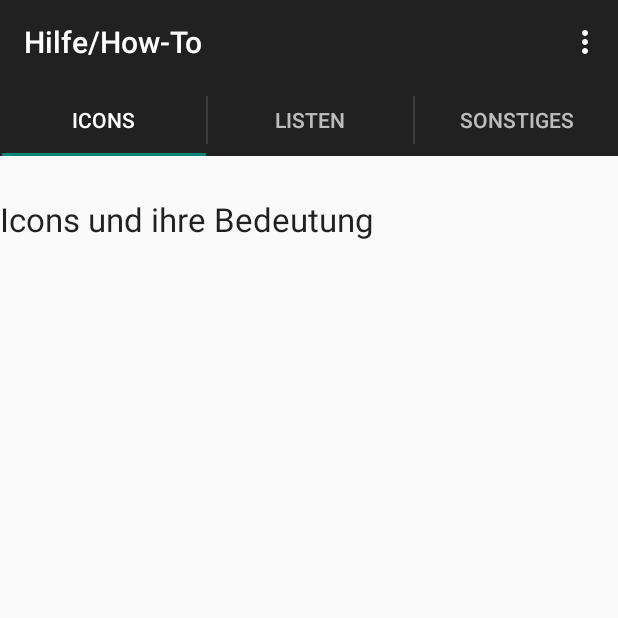
After one commit to vinto1964/MyVideoManager, an Android app: the FgmIcons screen opened directly, with no data from a screen before it, on a phone screen of 412 x 824 dp, the top half of it. The commit adds this screen. Run offline under Robolectric (Android 15) with nearby library versions, the phone set to English and light mode, and no system bars.

Commit message:
Änderungen 28.04.2015, Stand: 22:00

```diff
--- a/app/src/main/AndroidManifest.xml
+++ b/app/src/main/AndroidManifest.xml
@@ -39,6 +39,10 @@
             android:name=".MActSettings"
             android:label="@string/title_activity_mact_settings" >
         </activity>
+        <activity
+            android:name=".TActHelp"
+            android:label="@string/title_activity_tact_help" >
+        </activity>
     </application>
 
 </manifest>
--- /dev/null
+++ b/app/src/main/java/de/anisma/www/myvideomanager/FgmIcons.java
@@ -0,0 +1,47 @@
+package de.anisma.www.myvideomanager;
+
+import android.os.Bundle;
+import android.support.v4.app.Fragment;
+import android.view.LayoutInflater;
+import android.view.View;
+import android.view.ViewGroup;
+
+/**
+ * Created by Marc on 28.04.2015.
+ */
+public class FgmIcons  extends Fragment {
+
+    int val;
+
+    public FgmIcons() {
+    }
+
+    public static FgmIcons newInstance(int pos) {
+        FgmIcons f = new FgmIcons();
+        Bundle args = new Bundle();
+        args.putInt("position", pos);
+        f.setArguments(args);
+        return f;
+    }
+
+    @Override
+    public void onCreate(Bundle savedInstanceState){
+        super.onCreate(savedInstanceState);
+        if(getArguments() != null) {
+            val = getArguments().getInt("position");
+        }
+        else {
+            val = 3;
+        }
+    }
+
+    public View onCreateView(LayoutInflater inflater, ViewGroup container, Bundle savedInstanceState) {
+
+        View view = inflater.inflate(R.layout.fgm_help_icons, container, false);
+
+
+        return view;
+    }
+
+
+}
--- a/app/src/main/java/de/anisma/www/myvideomanager/MActSettings.java
+++ b/app/src/main/java/de/anisma/www/myvideomanager/MActSettings.java
@@ -177,10 +177,11 @@ public class MActSettings extends ActionBarActivity implements View.OnClickListe
             }
             if(choiceID > -1) {
                 if(artSetting.compareTo("ok") == 0) {
-                    myApp.dbVideo.deleteGenre(choiceID);
+                    //myApp.dbVideo.deleteGenre(choiceID);
+                    myApp.dbVideo.deleteGF("genre", choiceID);
                 }
                 else {
-                    myApp.dbVideo.deleteFunction(choiceID);
+                    myApp.dbVideo.deleteGF("functions", choiceID);
                 }
             }
             edChoice.setText("");
--- a/app/src/main/java/de/anisma/www/myvideomanager/MainActivity.java
+++ b/app/src/main/java/de/anisma/www/myvideomanager/MainActivity.java
@@ -108,7 +108,8 @@ public class MainActivity extends ActionBarActivity implements View.OnClickListe
             startActivity(intent);
         }
         if(id == R.id.action_help) {
-            Toast.makeText(this, "help gewählt: " + id, Toast.LENGTH_LONG).show();
+            Intent intent = new Intent(this, TActHelp.class);
+            startActivity(intent);
         }
         return super.onOptionsItemSelected(item);
     }
--- /dev/null
+++ b/app/src/main/java/de/anisma/www/myvideomanager/TActHelp.java
@@ -0,0 +1,168 @@
+package de.anisma.www.myvideomanager;
+
+import java.util.Locale;
+
+import android.support.v7.app.ActionBarActivity;
+import android.support.v7.app.ActionBar;
+import android.support.v4.app.Fragment;
+import android.support.v4.app.FragmentManager;
+import android.support.v4.app.FragmentTransaction;
+import android.support.v4.app.FragmentPagerAdapter;
+import android.os.Bundle;
+import android.support.v4.view.ViewPager;
+import android.view.Gravity;
+import android.view.LayoutInflater;
+import android.view.Menu;
+import android.view.MenuItem;
+import android.view.View;
+import android.view.ViewGroup;
+import android.widget.TextView;
+
+import static android.support.v7.app.ActionBar.TabListener;
+
+
+public class TActHelp extends ActionBarActivity implements TabListener {
+
+    AppGlobal myApp;
+
+    int iPos = -1;
+
+    SectionsPagerAdapter mSectionsPagerAdapter;
+
+    /**
+     * The {@link ViewPager} that will host the section contents.
+     */
+    ViewPager mViewPager;
+
+    @Override
+    protected void onCreate(Bundle savedInstanceState) {
+        super.onCreate(savedInstanceState);
+        setContentView(R.layout.activity_tact_help);
+
+        myApp = (AppGlobal) getApplication();
+
+        // Set up the action bar.
+        final ActionBar actionBar = getSupportActionBar();
+        actionBar.setNavigationMode(ActionBar.NAVIGATION_MODE_TABS);
+
+        // Create the adapter that will return a fragment for each of the three
+        // primary sections of the activity.
+        mSectionsPagerAdapter = new SectionsPagerAdapter(getSupportFragmentManager());
+
+        // Set up the ViewPager with the sections adapter.
+        mViewPager = (ViewPager) findViewById(R.id.pager_help);
+        mViewPager.setAdapter(mSectionsPagerAdapter);
+
+        mViewPager.setOnPageChangeListener(new ViewPager.SimpleOnPageChangeListener() {
+            @Override
+            public void onPageSelected(int position) {
+                actionBar.setSelectedNavigationItem(position);
+            }
+        });
+
+        // For each of the sections in the app, add a tab to the action bar.
+        for (int i = 0; i < mSectionsPagerAdapter.getCount(); i++) {
+            // Create a tab with text corresponding to the page title defined by
+            // the adapter. Also specify this Activity object, which implements
+            // the TabListener interface, as the callback (listener) for when
+            // this tab is selected.
+            actionBar.addTab(
+                    actionBar.newTab()
+                            .setText(mSectionsPagerAdapter.getPageTitle(i))
+                            .setTabListener(this));
+        }
+
+
+    }
+
+
+    @Override
+    public boolean onCreateOptionsMenu(Menu menu) {
+        // Inflate the menu; this adds items to the action bar if it is present.
+        getMenuInflater().inflate(R.menu.menu_tact_help, menu);
+        return true;
+    }
+
+    @Override
+    public boolean onOptionsItemSelected(MenuItem item) {
+        // Handle action bar item clicks here. The action bar will
+        // automatically handle clicks on the Home/Up button, so long
+        // as you specify a parent activity in AndroidManifest.xml.
+        int id = item.getItemId();
+
+        //noinspection SimplifiableIfStatement
+        if (id == R.id.action_settings) {
+            return true;
+        }
+
+        return super.onOptionsItemSelected(item);
+    }
+
+    @Override
+    public void onTabSelected(ActionBar.Tab tab, FragmentTransaction fragmentTransaction) {
+        // When the given tab is selected, switch to the corresponding page in
+        // the ViewPager.
+        mViewPager.setCurrentItem(tab.getPosition());
+    }
+
+    @Override
+    public void onTabUnselected(ActionBar.Tab tab, FragmentTransaction fragmentTransaction) {
+    }
+
+    @Override
+    public void onTabReselected(ActionBar.Tab tab, FragmentTransaction fragmentTransaction) {
+    }
+
+    /**
+     * A {@link FragmentPagerAdapter} that returns a fragment corresponding to
+     * one of the sections/tabs/pages.
+     */
+    public class SectionsPagerAdapter extends FragmentPagerAdapter {
+
+        public SectionsPagerAdapter(FragmentManager fm) {
+            super(fm);
+        }
+
+        @Override
+        public Fragment getItem(int position) {
+            // getItem is called to instantiate the fragment for the given page.
+            // Return a PlaceholderFragment (defined as a static inner class below).
+
+            switch (position){
+                case 0:
+                    return FgmIcons.newInstance(0);
+
+                case 1:
+                    return FgmIcons.newInstance(1);
+
+                case 2:
+                    return FgmIcons.newInstance(2);
+
+            }
+            FgmIcons defaultFragment = new FgmIcons();
+
+            return defaultFragment;
+        }
+
+        @Override
+        public int getCount() {
+            // Show 3 total pages.
+            return 3;
+        }
+
+        @Override
+        public CharSequence getPageTitle(int position) {
+            Locale l = Locale.getDefault();
+            switch (position) {
+                case 0:
+                    return getString(R.string.title_help_section1).toUpperCase(l);
+                case 1:
+                    return getString(R.string.title_help_section2).toUpperCase(l);
+                case 2:
+                    return getString(R.string.title_help_section3).toUpperCase(l);
+            }
+            return null;
+        }
+    }
+
+}
--- /dev/null
+++ b/app/src/main/res/layout/activity_tact_help.xml
@@ -0,0 +1,18 @@
+<?xml version="1.0" encoding="utf-8"?>
+<LinearLayout xmlns:android="http://schemas.android.com/apk/res/android"
+    android:layout_width="match_parent"
+    android:layout_height="match_parent"
+    android:orientation="vertical">
+
+    <android.support.v4.view.ViewPager
+        xmlns:android="http://schemas.android.com/apk/res/android"
+        xmlns:tools="http://schemas.android.com/tools"
+        android:id="@+id/pager_help"
+        android:layout_width="match_parent"
+        android:layout_height="match_parent"
+        tools:context="de.anisma.www.myvideomanager.TActFilmDetails" >
+
+    </android.support.v4.view.ViewPager>
+
+
+</LinearLayout>
--- /dev/null
+++ b/app/src/main/res/layout/fgm_help_icons.xml
@@ -0,0 +1,16 @@
+<?xml version="1.0" encoding="utf-8"?>
+<RelativeLayout xmlns:android="http://schemas.android.com/apk/res/android"
+    android:orientation="vertical" android:layout_width="match_parent"
+    android:layout_height="match_parent">
+
+    <TextView
+        android:layout_width="match_parent"
+        android:layout_height="wrap_content"
+        android:textAppearance="?android:attr/textAppearanceLarge"
+        android:text="@string/sFgmHelpIcon"
+        android:id="@+id/textView"
+        android:layout_alignParentTop="true"
+        android:layout_alignParentLeft="true"
+        android:layout_alignParentStart="true"
+        android:layout_marginTop="27dp" />
+</RelativeLayout>
--- a/app/src/main/res/menu/menu_mact_actors.xml
+++ b/app/src/main/res/menu/menu_mact_actors.xml
@@ -2,6 +2,5 @@
     xmlns:app="http://schemas.android.com/apk/res-auto"
     xmlns:tools="http://schemas.android.com/tools"
     tools:context="de.anisma.www.myvideomanager.MActActors">
-    <item android:id="@+id/action_settings" android:title="@string/action_settings"
-        android:orderInCategory="100" app:showAsAction="never" />
+
 </menu>
--- a/app/src/main/res/menu/menu_sact_actors.xml
+++ b/app/src/main/res/menu/menu_sact_actors.xml
@@ -2,6 +2,4 @@
     xmlns:app="http://schemas.android.com/apk/res-auto"
     xmlns:tools="http://schemas.android.com/tools"
     tools:context="de.anisma.www.myvideomanager.SActActors">
-    <item android:id="@+id/action_settings" android:title="@string/action_settings"
-        android:orderInCategory="100" app:showAsAction="never" />
 </menu>
--- a/app/src/main/res/menu/menu_tact_film_details.xml
+++ b/app/src/main/res/menu/menu_tact_film_details.xml
@@ -2,6 +2,5 @@
     xmlns:app="http://schemas.android.com/apk/res-auto"
     xmlns:tools="http://schemas.android.com/tools"
     tools:context="de.anisma.www.myvideomanager.TActFilmDetails">
-    <item android:id="@+id/action_settings" android:title="@string/action_settings"
-        android:orderInCategory="100" app:showAsAction="never" />
+
 </menu>
--- /dev/null
+++ b/app/src/main/res/menu/menu_tact_help.xml
@@ -0,0 +1,7 @@
+<menu xmlns:android="http://schemas.android.com/apk/res/android"
+    xmlns:app="http://schemas.android.com/apk/res-auto"
+    xmlns:tools="http://schemas.android.com/tools"
+    tools:context="de.anisma.www.myvideomanager.TActHelp">
+    <item android:id="@+id/action_settings" android:title="@string/action_settings"
+        android:orderInCategory="100" app:showAsAction="never" />
+</menu>
--- a/app/src/main/res/values/strings.xml
+++ b/app/src/main/res/values/strings.xml
@@ -100,5 +100,10 @@
     <string name="sFunctionSetting">Funktion überarbeiten</string>
     <string name="sChoiceEdit">Bearbeitungsfeld</string>
     <string name="sDeleteChoice">Löschen</string>
+    <string name="title_activity_tact_help">Hilfe/How-To</string>
+    <string name="sFgmHelpIcon">Icons und ihre Bedeutung</string>
+    <string name="title_help_section1">Icons</string>
+    <string name="title_help_section2">Listen</string>
+    <string name="title_help_section3">Sonstiges</string>
 
 </resources>
```
Also changed, not shown: app/src/main/java/de/anisma/www/myvideomanager/CHDatabase.java (+11 -55 lines), app/src/main/res/layout/fragment_tact_help.xml (added, +12 -0 lines), app/src/main/res/menu/menu_mact_film_details.xml (+3 -6 lines).
